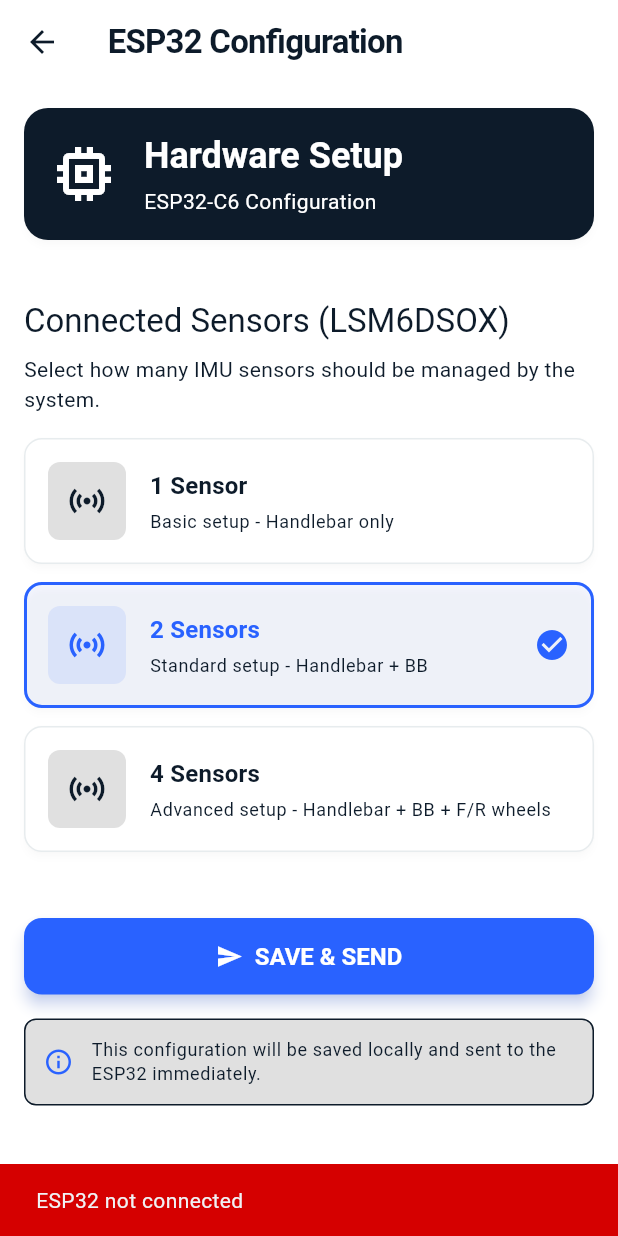
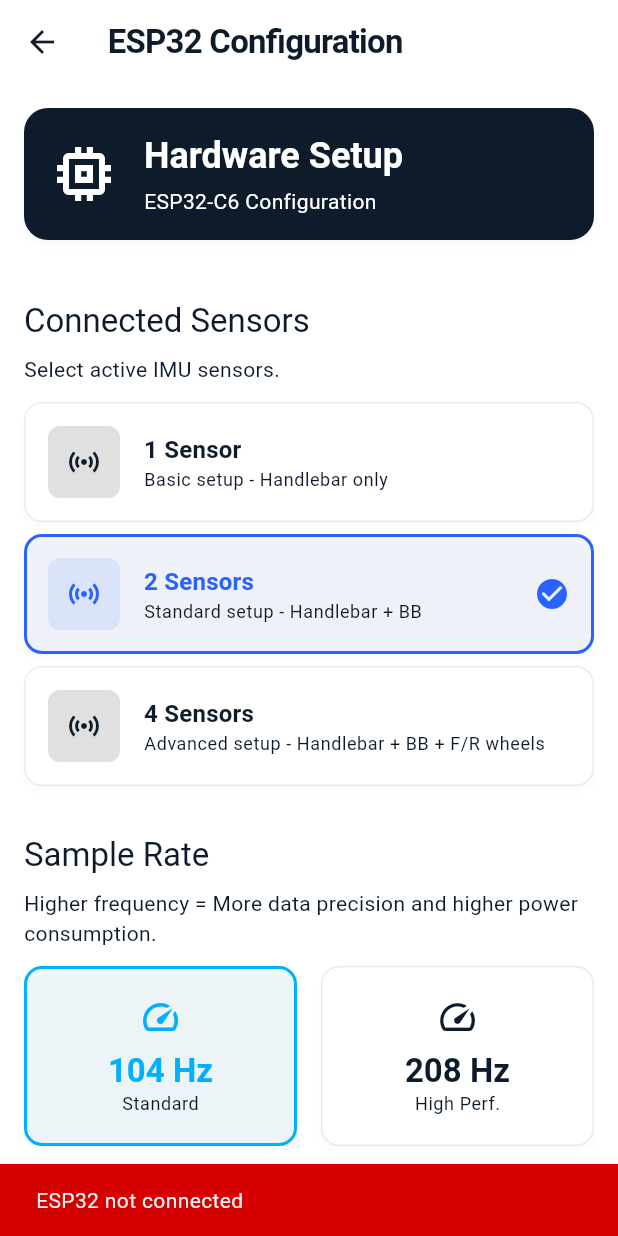
Before and after one commit to PacMat99/bcp_app, a Flutter app: the Esp32ConfigScreen screen opened directly, after a tap on "SAVE & SEND", on a phone screen of 412 x 824 dp. Run offline on Flutter 3.47's test engine with Material 3 defaults, Android fonts, the light colour scheme and no system bars; our stand-ins replace dio, fl_chart, flutter_blue_plus, permission_handler, shared_preferences; accounts and stored records are empty.

Commit message:
add frequency selection and minor style update

```diff
--- a/lib/models/esp32_config.dart
+++ b/lib/models/esp32_config.dart
@@ -1,27 +1,33 @@
 class Esp32Config {
   final int sensorCount;
+  final int sampleRate;
 
   Esp32Config({
     required this.sensorCount,
+    this.sampleRate = 104, // Default a 104Hz
   });
 
   Map<String, dynamic> toJson() {
     return {
       'sensor_count': sensorCount,
+      'sample_rate': sampleRate,
     };
   }
 
   factory Esp32Config.fromJson(Map<String, dynamic> json) {
     return Esp32Config(
       sensorCount: json['sensor_count'] ?? 2,
+      sampleRate: json['sample_rate'] ?? 104,
     );
   }
 
   Esp32Config copyWith({
     int? sensorCount,
+    int? sampleRate,
   }) {
     return Esp32Config(
       sensorCount: sensorCount ?? this.sensorCount,
+      sampleRate: sampleRate ?? this.sampleRate,
     );
   }
 }
--- a/lib/screens/esp32_config_screen.dart
+++ b/lib/screens/esp32_config_screen.dart
@@ -14,7 +14,8 @@
 }
 
 class _Esp32ConfigScreenState extends State<Esp32ConfigScreen> {
-  int _sensorCount = 2; // Default: 2 sensori
+  int _sensorCount = 2;
+  int _sampleRate = 104; // Stato per la frequenza
   bool _isSending = false;
 
   @override
@@ -28,29 +29,34 @@
     final configJson = prefs.getString('esp32_config');
 
     if (configJson != null) {
+      try {
         final config = Esp32Config.fromJson(jsonDecode(configJson));
         setState(() {
           _sensorCount = config.sensorCount;
+          _sampleRate = config.sampleRate; // Carica frequenza salvata
         });
+      } catch (e) {
+        debugPrint("Errore lettura config: $e");
+      }
     }
   }
 
   Future<void> _saveAndSendConfig() async {
     setState(() => _isSending = true);
 
-    // Salva localmente
-    final config = Esp32Config(sensorCount: _sensorCount);
+    // 1. Salva localmente (entrambi i valori)
+    final config = Esp32Config(sensorCount: _sensorCount, sampleRate: _sampleRate);
     final prefs = await SharedPreferences.getInstance();
     await prefs.setString('esp32_config', jsonEncode(config.toJson()));
 
-    // Invia all'ESP32
+    // 2. Invia all'ESP32
     final bleService = context.read<BleService>();
     if (!bleService.isConnected) {
       setState(() => _isSending = false);
       if (mounted) {
         ScaffoldMessenger.of(context).showSnackBar(
           SnackBar(
-            content: Text('ESP32 not connected'),
+            content: const Text('ESP32 not connected'),
             backgroundColor: Theme.of(context).colorScheme.error,
           ),
         );
@@ -58,7 +64,8 @@
       return;
     }
 
-    final success = await bleService.sendSensorConfig(_sensorCount);
+    // Chiama la nuova funzione con 2 parametri
+    final success = await bleService.sendSensorConfig(_sensorCount, _sampleRate);
 
     setState(() => _isSending = false);
 
@@ -80,7 +87,6 @@
 
   @override
   Widget build(BuildContext context) {
-    // Alias per scrivere meno codice e accedere ai colori del tema
     final theme = Theme.of(context);
     final colorScheme = theme.colorScheme;
 
@@ -93,7 +99,7 @@
         child: Column(
           crossAxisAlignment: CrossAxisAlignment.stretch,
           children: [
-            // Header card
+            // HEADER
             Card(
               color: colorScheme.primaryContainer,
               child: Padding(
@@ -133,41 +139,34 @@
             ),
             const SizedBox(height: 24),
 
-            // Info sensori connessi
+            // --- SEZIONE SENSORI ---
             Text(
-              'Connected Sensors (LSM6DSOX)',
+              'Connected Sensors',
               style: Theme.of(context).textTheme.titleLarge,
             ),
             const SizedBox(height: 8),
             Text(
-              'Select how many IMU sensors should be managed by the system.',
+              'Select active IMU sensors.',
               style: Theme.of(context).textTheme.bodyMedium?.copyWith(
-                color: Theme.of(context).colorScheme.onSurfaceVariant,
+                color: colorScheme.onSurfaceVariant,
               ),
             ),
-            const SizedBox(height: 16),
+            const SizedBox(height: 12),
 
-            // Selector sensori con card visuali
+            // Selector sensori [1, 2, 4]
             ...[1, 2, 4].map((count) {
               final isSelected = _sensorCount == count;
-
-              // Colore attivo: Tech Blue (Secondary del tema)
               final activeColor = colorScheme.secondary;
 
               return Card(
-                // SFONDO
                 color: isSelected ? activeColor.withValues(alpha: 0.05) : null,
-
-                // BORDO
                 shape: RoundedRectangleBorder(
                   borderRadius: BorderRadius.circular(12),
                   side: isSelected
-        // Selezionato: Bordo colorato (Tech Blue) e più spesso (2px)
                       ? BorderSide(color: activeColor, width: 2)
-        // Non selezionato: Bordo Grigio sottile (1px)
                       : BorderSide(color: colorScheme.outline.withValues(alpha: 0.3), width: 1),
                 ),
-                margin: const EdgeInsets.only(bottom: 12),
+                margin: const EdgeInsets.only(bottom: 8),
                 child: InkWell(
                   onTap: () => setState(() => _sensorCount = count),
                   borderRadius: BorderRadius.circular(12),
@@ -175,7 +174,6 @@
                     padding: const EdgeInsets.all(16),
                     child: Row(
                       children: [
-                        // ICONA
                         Container(
                           padding: const EdgeInsets.all(12),
                           decoration: BoxDecoration(
@@ -186,13 +184,11 @@
                           ),
                           child: Icon(
                             Icons.sensors,
-                            size: 28,
+                            size: 24,
                             color: isSelected ? activeColor : colorScheme.onSurfaceVariant,
                           ),
                         ),
                         const SizedBox(width: 16),
-
-                        // TESTI
                         Expanded(
                           child: Column(
                             crossAxisAlignment: CrossAxisAlignment.start,
@@ -204,7 +200,6 @@
                                   color: isSelected ? activeColor : colorScheme.onSurface,
                                 ),
                               ),
-                              const SizedBox(height: 4),
                               Text(
                                 _getSensorDescription(count),
                                 style: theme.textTheme.bodySmall?.copyWith(
@@ -214,14 +209,8 @@
                             ],
                           ),
                         ),
-
-                        // CHECKMARK
                         if (isSelected)
-                          Icon(
-                            Icons.check_circle,
-                            color: activeColor,
-                            size: 24,
-                          ),
+                          Icon(Icons.check_circle, color: activeColor, size: 24),
                       ],
                     ),
                   ),
@@ -229,19 +218,88 @@
               );
             }),
 
+            const SizedBox(height: 24),
+
+            // --- NUOVA SEZIONE: FREQUENZA DI CAMPIONAMENTO ---
+            Text(
+              'Sample Rate',
+              style: Theme.of(context).textTheme.titleLarge,
+            ),
+            const SizedBox(height: 8),
+            Text(
+              'Higher frequency = More data precision and higher power consumption.',
+              style: Theme.of(context).textTheme.bodyMedium?.copyWith(
+                color: colorScheme.onSurfaceVariant,
+              ),
+            ),
+            const SizedBox(height: 12),
+
+            // Selector Frequenza [104, 208] - LAYOUT ORIZZONTALE
+            Row(
+              children: [104, 208].map((rate) {
+                final isSelected = _sampleRate == rate;
+                // Usiamo il colore Terziario (Ciano) per distinguere questa sezione
+                final activeColor = colorScheme.tertiary;
+
+                return Expanded(
+                  child: Card(
+                    color: isSelected ? activeColor.withValues(alpha: 0.05) : null,
+                    shape: RoundedRectangleBorder(
+                      borderRadius: BorderRadius.circular(12),
+                      side: isSelected
+                          ? BorderSide(color: activeColor, width: 2)
+                          : BorderSide(color: colorScheme.outline.withValues(alpha: 0.3), width: 1),
+                    ),
+                    // Margine solo tra le due card
+                    margin: EdgeInsets.only(
+                      right: rate == 104 ? 8 : 0,
+                      left: rate == 208 ? 8 : 0,
+                      bottom: 8
+                    ),
+                    child: InkWell(
+                      onTap: () => setState(() => _sampleRate = rate),
+                      borderRadius: BorderRadius.circular(12),
+                      child: Padding(
+                        padding: const EdgeInsets.symmetric(vertical: 20),
+                        child: Column(
+                          children: [
+                            Icon(
+                              Icons.speed, // Icona tachimetro
+                              color: isSelected ? activeColor : colorScheme.onSurfaceVariant,
+                              size: 28,
+                            ),
+                            const SizedBox(height: 8),
+                            Text(
+                              '$rate Hz',
+                              style: theme.textTheme.titleLarge?.copyWith(
+                                fontWeight: FontWeight.bold,
+                                color: isSelected ? activeColor : colorScheme.onSurface,
+                              ),
+                            ),
+                            Text(
+                              rate == 104 ? 'Standard' : 'High Perf.',
+                              style: theme.textTheme.bodySmall?.copyWith(
+                                color: colorScheme.onSurfaceVariant,
+                              ),
+                            ),
+                          ],
+                        ),
+                      ),
+                    ),
+                  ),
+                );
+              }).toList(),
+            ),
+
             const SizedBox(height: 32),
 
-            // Bottone Salva e Invia
+            // Bottone Salva
             FilledButton.icon(
               onPressed: _isSending ? null : _saveAndSendConfig,
               icon: _isSending
                   ? const SizedBox(
-                      width: 20,
-                      height: 20,
-                      child: CircularProgressIndicator(
-                        strokeWidth: 2,
-                        color: Colors.white,
-                      ),
+                      width: 20, height: 20,
+                      child: CircularProgressIndicator(strokeWidth: 2, color: Colors.white),
                     )
                   : const Icon(Icons.send),
               label: Text(_isSending ? 'SENDING...' : 'SAVE & SEND'),
@@ -258,21 +316,15 @@
               decoration: BoxDecoration(
                 color: colorScheme.surfaceContainerHighest,
                 borderRadius: BorderRadius.circular(8),
-                border: Border.all(
-                  color: colorScheme.outlineVariant,
-                ),
+                border: Border.all(color: colorScheme.outlineVariant),
               ),
               child: Row(
                 children: [
-                  Icon(
-                    Icons.info_outline,
-                    size: 20,
-                    color: colorScheme.secondary, // Tech Blue
-                  ),
+                  Icon(Icons.info_outline, size: 20, color: colorScheme.secondary),
                   const SizedBox(width: 12),
                   Expanded(
                     child: Text(
-                      'This configuration will be saved locally and sent to the ESP32 immediately.',
+                      'Configuration is saved locally and sent to the connected ESP32.',
                       style: theme.textTheme.bodySmall?.copyWith(
                         color: colorScheme.onSurfaceVariant,
                       ),
--- a/lib/services/ble_service.dart
+++ b/lib/services/ble_service.dart
@@ -55,7 +55,7 @@
       await FlutterBluePlus.startScan(timeout: const Duration(seconds: 10));
       await Future.delayed(const Duration(seconds: 10));
     } catch (e) {
-      debugPrint('Errore scan: $e');
+      debugPrint('Scan error: $e');
     } finally {
       _isScanning = false;
       notifyListeners();
@@ -114,7 +114,7 @@
       notifyListeners();
       return true;
     } catch (e) {
-      debugPrint('Errore connessione: $e');
+      debugPrint('Connection error: $e');
       _isConnected = false;
       notifyListeners();
       return false;
@@ -139,12 +139,12 @@
 
   // Comandi ESP32
   Future<void> _sendCommand(String command) async {
-    if (_txCharacteristic == null) throw Exception('Non connesso');
+    if (_txCharacteristic == null) throw Exception('Not connected');
     await _txCharacteristic!.write(utf8.encode(command));
   }
 
   Future<List<int>> _readResponse() async {
-    if (_rxCharacteristic == null) throw Exception('Non connesso');
+    if (_rxCharacteristic == null) throw Exception('Not connected');
     return await _rxCharacteristic!.read();
   }
 
@@ -160,7 +160,7 @@
 
       return filesJson.map((json) => FileInfo.fromJson(json)).toList();
     } catch (e) {
-      debugPrint('Errore lista file: $e');
+      debugPrint('File list error: $e');
       return [];
     }
   }
@@ -187,7 +187,7 @@
 
       return fileData;
     } catch (e) {
-      debugPrint('Errore download: $e');
+      debugPrint('Download error: $e');
       return null;
     }
   }
@@ -200,7 +200,7 @@
       final response = await _readResponse();
       return utf8.decode(response).contains('OK');
     } catch (e) {
-      debugPrint('Errore eliminazione: $e');
+      debugPrint('Deleting error: $e');
       return false;
     }
   }
@@ -221,7 +221,7 @@
 
       await _sendCommand('START_STREAM');
     } catch (e) {
-      debugPrint('Errore avvio stream: $e');
+      debugPrint('Start stream error: $e');
     }
   }
 
@@ -231,17 +231,20 @@
       await _streamCharacteristic?.setNotifyValue(false);
       _streamSubscription?.cancel();
     } catch (e) {
-      debugPrint('Errore stop stream: $e');
+      debugPrint('Stop stream error: $e');
     }
   }
 
   // Invia configurazione sensori all'ESP32
-  Future<bool> sendSensorConfig(int sensorCount) async {
+  Future<bool> sendSensorConfig(int sensorCount, int sampleRate) async {
     try {
-      if (_txCharacteristic == null) throw Exception('Non connesso');
+      if (_txCharacteristic == null) throw Exception('Not connected');
 
-      // Formato comando: CONFIG:SENSORS:X dove X è il numero di sensori
-      final command = 'CONFIG:SENSORS:$sensorCount';
+      // NUOVO PROTOCOLLO: CONFIG:SENSORS:X:RATE:Y
+      // Esempio: "CONFIG:SENSORS:2:RATE:104"
+      final command = 'CONFIG:SENSORS:$sensorCount:RATE:$sampleRate';
+
+      debugPrint('Invio comando: $command');
       await _txCharacteristic!.write(utf8.encode(command));
 
       // Attendi risposta
@@ -249,10 +252,10 @@
       final response = await _readResponse();
       final responseStr = utf8.decode(response);
 
-      debugPrint('Risposta ESP32: $responseStr');
+      debugPrint('ESP32 answer: $responseStr');
       return responseStr.contains('OK');
     } catch (e) {
-      debugPrint('Errore invio config: $e');
+      debugPrint('Sending configuration error: $e');
       return false;
     }
   }
--- a/lib/widgets/config_summary_widget.dart
+++ b/lib/widgets/config_summary_widget.dart
@@ -216,8 +216,9 @@
   Widget _buildEsp32Content(Esp32Config config) {
     return Column(
       children: [
+        _buildRow('Board Type', 'ESP32-C6'),
         _buildRow('Connected Sensors', '${config.sensorCount}'),
-        _buildRow('Board Type', 'ESP32-C6'),
+        _buildRow('Recording frequency', '${config.sampleRate}'),
       ],
     );
   }
```
Lines whose indentation alone changed are shown as unchanged.
